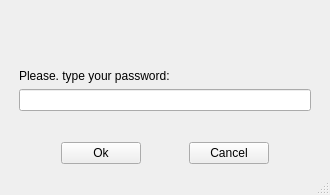
This is buttermanager/buttermanager/ui/PasswordWindow.ui in egara/buttermanager as Qt 5 draws it before an edit. The edited form follows.
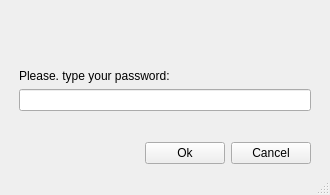
This is the edited form.

Commit message: Issue #29. Moving buttons

Patch:
```diff
--- a/buttermanager/buttermanager/ui/PasswordWindow.ui
+++ b/buttermanager/buttermanager/ui/PasswordWindow.ui
@@ -160,19 +160,6 @@
         </property>
        </widget>
       </item>
-      <item>
-       <spacer name="horizontalSpacer_5">
-        <property name="orientation">
-         <enum>Qt::Horizontal</enum>
-        </property>
-        <property name="sizeHint" stdset="0">
-         <size>
-          <width>40</width>
-          <height>20</height>
-         </size>
-        </property>
-       </spacer>
-      </item>
       <item>
        <widget class="QPushButton" name="button_cancel">
         <property name="text">
@@ -180,19 +167,6 @@
         </property>
        </widget>
       </item>
-      <item>
-       <spacer name="horizontalSpacer_4">
-        <property name="orientation">
-         <enum>Qt::Horizontal</enum>
-        </property>
-        <property name="sizeHint" stdset="0">
-         <size>
-          <width>40</width>
-          <height>20</height>
-         </size>
-        </property>
-       </spacer>
-      </item>
      </layout>
     </item>
    </layout>
```
